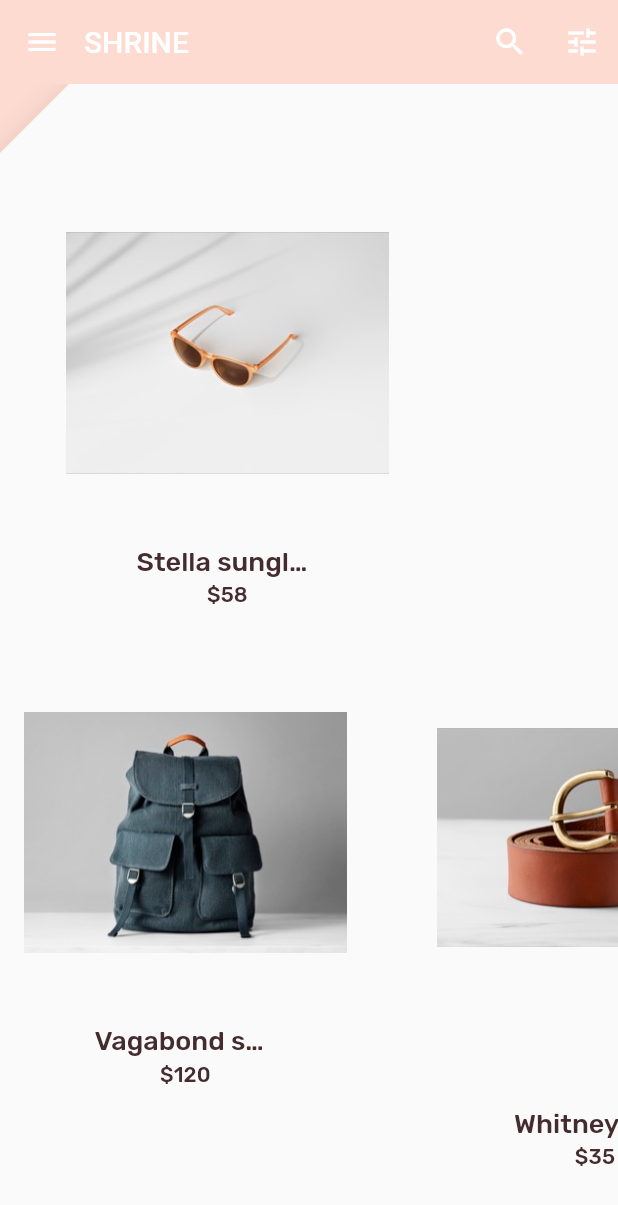
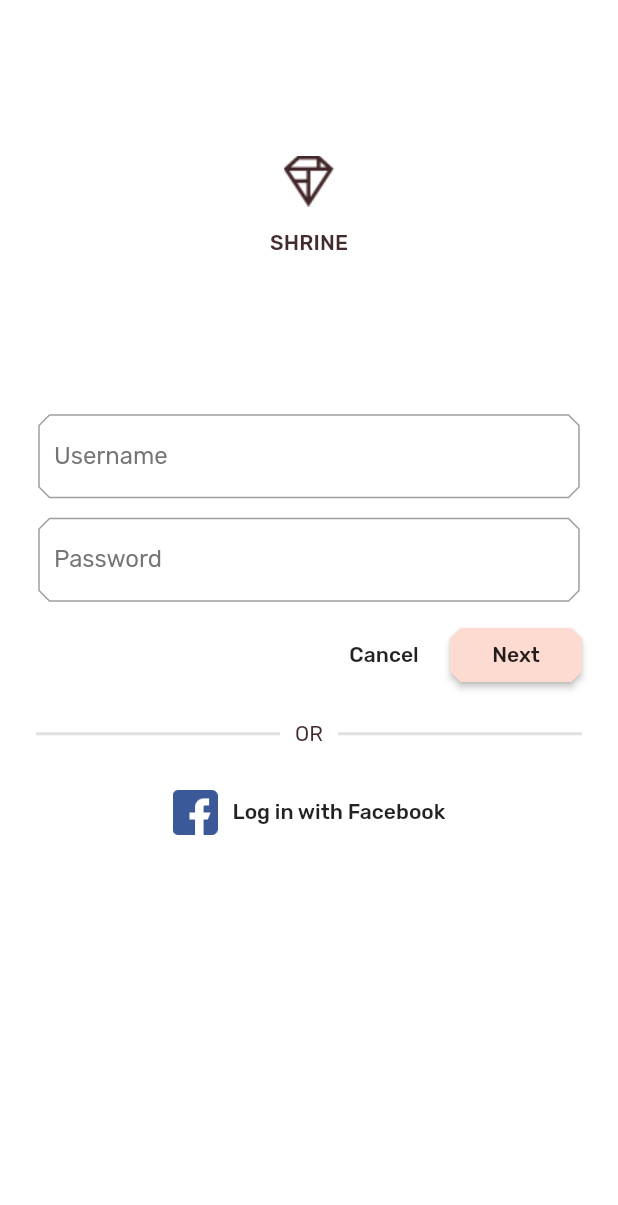
Before and after one commit to SushanShakya/MDC_100Series_Solution, a Flutter app: the screen it shows after launch, on a phone screen of 412 x 824 dp. Shown: the top 1205 px of the screen. Run offline on Flutter 3.47's test engine with Material 2 defaults, Android fonts, the phone set to English and light mode, and no system bars; missing offline and left inert: flutter_facebook_login.

Commit message:
Adds facebook_login

```diff
--- a/lib/Constants/themes.dart
+++ b/lib/Constants/themes.dart
@@ -1,4 +1,5 @@
 import 'package:flutter/material.dart';
+import 'package:mdc_102/Supplementary/cut_corners_border.dart';
 
 import 'colors.dart';
 
@@ -22,6 +23,10 @@ class AppTheme {
         cardColor: kShrineBackgroundWhite,
         textSelectionColor: kShrinePink100,
         errorColor: kShrineErrorRed,
+        inputDecorationTheme: InputDecorationTheme(
+            border: CutCornersBorder(),
+            focusedBorder: CutCornersBorder(
+                borderSide: BorderSide(color: kShrineBrown900, width: 2.0))),
         textTheme: _buildShrineTextTheme(base.textTheme),
         primaryTextTheme: _buildShrineTextTheme(base.primaryTextTheme),
         accentTextTheme: _buildShrineTextTheme(base.accentTextTheme),
--- /dev/null
+++ b/lib/Screens/login_screen.dart
@@ -0,0 +1,157 @@
+import 'package:flutter/material.dart';
+import 'package:flutter_facebook_login/flutter_facebook_login.dart';
+import 'package:mdc_102/Services/facebook_service.dart';
+import 'package:mdc_102/app.dart';
+
+class LoginScreen extends StatefulWidget {
+  @override
+  _LoginScreenState createState() => _LoginScreenState();
+}
+
+class _LoginScreenState extends State<LoginScreen> {
+  final TextEditingController _unameController = TextEditingController();
+
+  final TextEditingController _passController = TextEditingController();
+
+  final _unfocusedColor = Colors.grey[600];
+
+  final _usernameFocusNode = FocusNode();
+
+  final _passwordFocusNode = FocusNode();
+
+  @override
+  void initState() {
+    super.initState();
+    _usernameFocusNode.addListener(() {
+      setState(() {
+        //Redraw so that the username label reflects the focus state
+      });
+    });
+    _passwordFocusNode.addListener(() {
+      setState(() {
+        //Redraw so that the password label reflects the focus state
+      });
+    });
+  }
+
+  @override
+  Widget build(BuildContext context) {
+    return Scaffold(
+        body: SafeArea(
+      child: ListView(
+        padding: EdgeInsets.symmetric(horizontal: 24.0),
+        children: [
+          SizedBox(
+            height: MediaQuery.of(context).size.height / 3,
+            child: Column(
+              mainAxisAlignment: MainAxisAlignment.center,
+              children: <Widget>[
+                Image.asset('assets/diamond.png'),
+                SizedBox(height: 16.0),
+                Text(
+                  'SHRINE',
+                  style: Theme.of(context).textTheme.subtitle2,
+                ),
+              ],
+            ),
+          ),
+          TextField(
+            cursorColor: Theme.of(context).accentColor,
+            decoration: InputDecoration(
+                labelText: "Username",
+                labelStyle: TextStyle(
+                    color: _usernameFocusNode.hasFocus
+                        ? Theme.of(context).accentColor
+                        : _unfocusedColor)),
+            controller: _unameController,
+            focusNode: _usernameFocusNode,
+          ),
+          SizedBox(
+            height: 10.0,
+          ),
+          TextField(
+              decoration: InputDecoration(
+                  labelText: "Password",
+                  labelStyle: TextStyle(
+                      color: _passwordFocusNode.hasFocus
+                          ? Theme.of(context).accentColor
+                          : _unfocusedColor)),
+              controller: _passController,
+              obscureText: true,
+              focusNode: _passwordFocusNode),
+          SizedBox(height: 10.0),
+          Row(
+            mainAxisAlignment: MainAxisAlignment.end,
+            children: [
+              FlatButton(onPressed: () {}, child: Text("Cancel")),
+              RaisedButton(
+                  shape: BeveledRectangleBorder(
+                    borderRadius: BorderRadius.all(Radius.circular(7.0)),
+                  ),
+                  onPressed: () {
+                    Navigator.pushReplacement(context,
+                        MaterialPageRoute(builder: (context) => PracticeApp()));
+                  },
+                  child: Text("Next")),
+            ],
+          ),
+          Padding(
+            padding: const EdgeInsets.symmetric(vertical: 20.0),
+            child: Row(
+              children: [
+                Expanded(
+                    child: Divider(
+                  endIndent: 10.0,
+                  thickness: 2.0,
+                )),
+                Text("OR"),
+                Expanded(
+                    child: Divider(
+                  indent: 10.0,
+                  thickness: 2.0,
+                )),
+              ],
+            ),
+          ),
+          FlatButton(
+              onPressed: () async {
+                try {
+                  FacebookLoginResult result = await FacebookService().login();
+                  Navigator.pushReplacement(context,
+                      MaterialPageRoute(builder: (context) => PracticeApp()));
+                } catch (e) {
+                  print(e.toString());
+                  showDialog(
+                      context: context,
+                      child: AlertDialog(
+                        title: Text("Error"),
+                        content: Text(e.toString()),
+                        actions: [
+                          FlatButton(
+                              onPressed: () {
+                                Navigator.pop(context);
+                              },
+                              child: Text("Cancel")),
+                        ],
+                      ));
+                }
+              },
+              child: Row(
+                mainAxisSize: MainAxisSize.min,
+                children: [
+                  Image.asset(
+                    "assets/facebook.png",
+                    height: 30.0,
+                    width: 30.0,
+                  ),
+                  SizedBox(
+                    width: 10.0,
+                  ),
+                  Text("Log in with Facebook")
+                ],
+              )),
+        ],
+      ),
+    ));
+  }
+}
--- /dev/null
+++ b/lib/Supplementary/cut_corners_border.dart
@@ -0,0 +1,125 @@
+import 'dart:ui' show lerpDouble;
+
+import 'package:flutter/material.dart';
+import 'package:flutter/widgets.dart';
+
+class CutCornersBorder extends OutlineInputBorder {
+  const CutCornersBorder({
+    BorderSide borderSide: const BorderSide(),
+    BorderRadius borderRadius: const BorderRadius.all(Radius.circular(2.0)),
+    this.cut: 7.0,
+    double gapPadding: 2.0,
+  }) : super(
+            borderSide: borderSide,
+            borderRadius: borderRadius,
+            gapPadding: gapPadding);
+
+  @override
+  CutCornersBorder copyWith({
+    BorderSide borderSide,
+    BorderRadius borderRadius,
+    double gapPadding,
+    double cut,
+  }) {
+    return CutCornersBorder(
+      borderRadius: borderRadius ?? this.borderRadius,
+      borderSide: borderSide ?? this.borderSide,
+      cut: cut ?? this.cut,
+      gapPadding: gapPadding ?? this.gapPadding,
+    );
+  }
+
+  final double cut;
+
+  @override
+  ShapeBorder lerpFrom(ShapeBorder a, double t) {
+    if (a is CutCornersBorder) {
+      final CutCornersBorder outline = a;
+      return CutCornersBorder(
+        borderRadius: BorderRadius.lerp(outline.borderRadius, borderRadius, t),
+        borderSide: BorderSide.lerp(outline.borderSide, borderSide, t),
+        cut: cut,
+        gapPadding: outline.gapPadding,
+      );
+    }
+    return super.lerpFrom(a, t);
+  }
+
+  @override
+  ShapeBorder lerpTo(ShapeBorder b, double t) {
+    if (b is CutCornersBorder) {
+      final CutCornersBorder outline = b;
+      return CutCornersBorder(
+        borderRadius: BorderRadius.lerp(borderRadius, outline.borderRadius, t),
+        borderSide: BorderSide.lerp(borderSide, outline.borderSide, t),
+        cut: cut,
+        gapPadding: outline.gapPadding,
+      );
+    }
+    return super.lerpTo(b, t);
+  }
+
+  Path _notchedCornerPath(Rect center,
+      [double start = 0.0, double extent = 0.0]) {
+    final Path path = Path();
+    if (start > 0.0 || extent > 0.0) {
+      path.relativeMoveTo(extent + start, center.top);
+      _notchedSidesAndBottom(center, path);
+      path..lineTo(center.left + cut, center.top)..lineTo(start, center.top);
+    } else {
+      path.moveTo(center.left + cut, center.top);
+      _notchedSidesAndBottom(center, path);
+      path.lineTo(center.left + cut, center.top);
+    }
+    return path;
+  }
+
+  Path _notchedSidesAndBottom(Rect center, Path path) {
+    return path
+      ..lineTo(center.right - cut, center.top)
+      ..lineTo(center.right, center.top + cut)
+      ..lineTo(center.right, center.top + center.height - cut)
+      ..lineTo(center.right - cut, center.top + center.height)
+      ..lineTo(center.left + cut, center.top + center.height)
+      ..lineTo(center.left, center.top + center.height - cut)
+      ..lineTo(center.left, center.top + cut);
+  }
+
+  @override
+  void paint(
+    Canvas canvas,
+    Rect rect, {
+    double gapStart,
+    double gapExtent: 0.0,
+    double gapPercentage: 0.0,
+    TextDirection textDirection,
+  }) {
+    assert(gapExtent != null);
+    assert(gapPercentage >= 0.0 && gapPercentage <= 1.0);
+
+    final Paint paint = borderSide.toPaint();
+    final RRect outer = borderRadius.toRRect(rect);
+    if (gapStart == null || gapExtent <= 0.0 || gapPercentage == 0.0) {
+      canvas.drawPath(_notchedCornerPath(outer.middleRect), paint);
+    } else {
+      final double extent =
+          lerpDouble(0.0, gapExtent + gapPadding * 2.0, gapPercentage);
+      switch (textDirection) {
+        case TextDirection.rtl:
+          {
+            final Path path = _notchedCornerPath(
+                outer.middleRect, gapStart + gapPadding - extent, extent);
+            canvas.drawPath(path, paint);
+            break;
+          }
+        case TextDirection.ltr:
+          {
+            final Path path = _notchedCornerPath(
+                outer.middleRect, gapStart - gapPadding, extent);
+            canvas.drawPath(path, paint);
+            break;
+          }
+      }
+    }
+  }
+}
--- a/lib/main.dart
+++ b/lib/main.dart
@@ -1,56 +1,30 @@
 import 'package:flutter/material.dart';
-import 'package:mdc_102/Constants/colors.dart';
-import 'package:mdc_102/Constants/themes.dart';
-import 'package:mdc_102/Screens/backdrop.dart';
-import 'package:mdc_102/Screens/category_menu_page.dart';
-import 'package:mdc_102/Screens/home.dart';
+import 'package:mdc_102/Screens/login_screen.dart';
 
-import 'Models/product.dart';
+import 'Constants/themes.dart';
 
-void main() => runApp(PracticeApp());
+void main() => runApp(MyApp());
 
-class PracticeApp extends StatefulWidget {
-  @override
-  _PracticeAppState createState() => _PracticeAppState();
-}
-
-class _PracticeAppState extends State<PracticeApp> {
-  Category _currentCategory = Category.all;
-
-  void _onCategoryTap(Category category) {
-    setState(() {
-      _currentCategory = category;
-    });
-  }
-
+class MyApp extends StatelessWidget {
   @override
   Widget build(BuildContext context) {
     return MaterialApp(
       title: "Practice App",
       theme: AppTheme.lightTheme(),
-      // initialRoute: '/home',
-      // onGenerateRoute: _getRoute,
-      home: Backdrop(
-          currentCategory: Category.all,
-          frontLayer: Home(
-            category: _currentCategory,
-          ),
-          backLayer: CategoryMenuPage(
-              currentCategory: _currentCategory, onCategoryTap: _onCategoryTap),
-          frontTitle: Text("SHRINE"),
-          backTitle: Text("MENU")),
+      initialRoute: '/login',
+      onGenerateRoute: _getRoute,
     );
   }
 }
 
-// Route<dynamic> _getRoute(RouteSettings settings) {
-//   if (settings.name != '/home') {
-//     return null;
-//   }
+Route<dynamic> _getRoute(RouteSettings settings) {
+  if (settings.name != '/login') {
+    return null;
+  }
 
-//   return MaterialPageRoute<void>(
-//     settings: settings,
-//     builder: (BuildContext context) => Home(),
-//     fullscreenDialog: true,
-//   );
-// }
+  return MaterialPageRoute<void>(
+    settings: settings,
+    builder: (BuildContext context) => LoginScreen(),
+    fullscreenDialog: true,
+  );
+}
--- a/pubspec.yaml
+++ b/pubspec.yaml
@@ -30,6 +30,8 @@ dependencies:
   cupertino_icons: ^1.0.0
   shrine_images: ^1.1.1
   intl: ^0.15.6
+  flutter_facebook_login: ^3.0.0
+
 dev_dependencies:
   flutter_test:
     sdk: flutter
```
Also changed, not shown: lib/Services/facebook_service.dart (added, +33 -0 lines), lib/app.dart (added, +33 -0 lines), assets/facebook.png (added), 3 other files.
